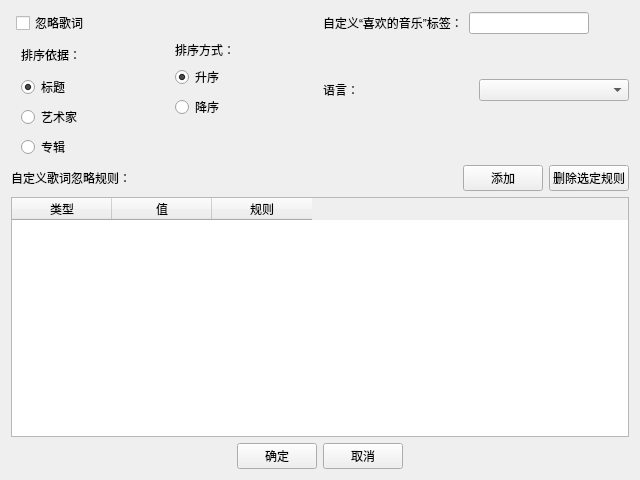
The window that forms/Settings.ui (FunnyAWM/MusicSyncTool) describes before a commit, drawn with Qt 5.
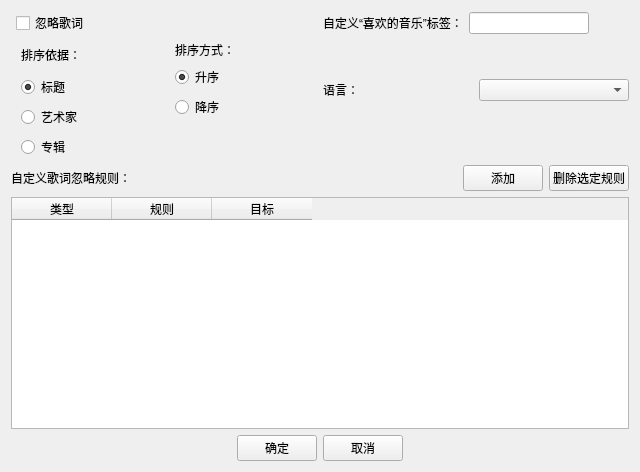
The same window after the commit.

Diff of the .ui file:
```diff
--- a/forms/Settings.ui
+++ b/forms/Settings.ui
@@ -7,7 +7,7 @@
     <x>0</x>
     <y>0</y>
     <width>640</width>
-    <height>480</height>
+    <height>472</height>
    </rect>
   </property>
   <property name="windowTitle">
@@ -289,16 +289,16 @@
          <string>类型</string>
         </property>
        </column>
-       <column>
-        <property name="text">
-         <string>值</string>
-        </property>
-       </column>
        <column>
         <property name="text">
          <string>规则</string>
         </property>
        </column>
+       <column>
+        <property name="text">
+         <string>目标</string>
+        </property>
+       </column>
       </widget>
      </item>
     </layout>
```
